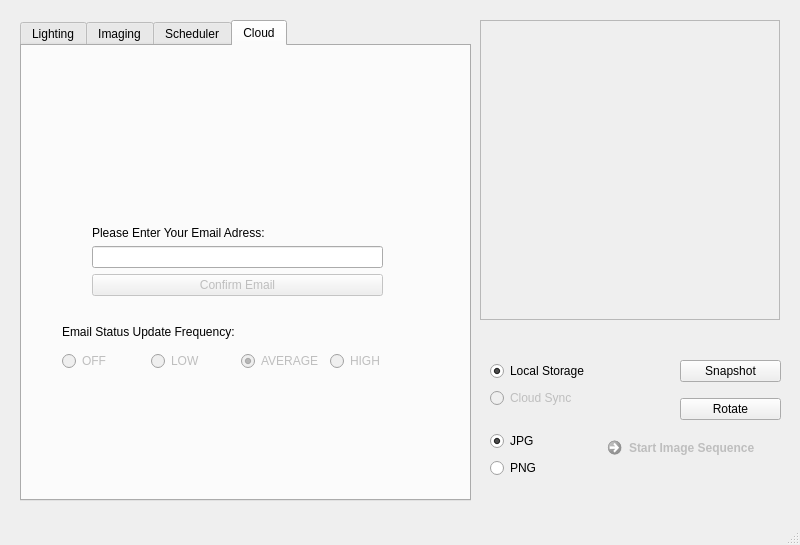
First picture: the form in _ui/FlashLapse_CP.ui, repository CoSE-Jerry/Flashlapse_NEO, before the edit.
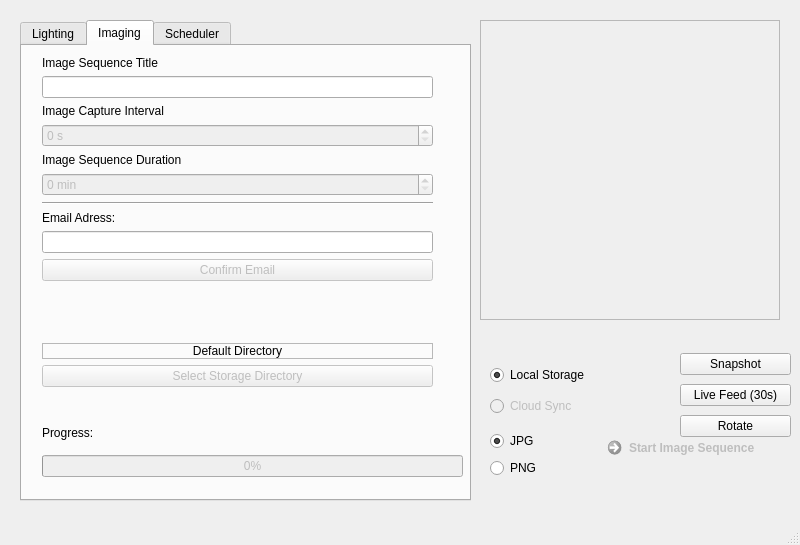
Second picture: the form after the edit. The open tabs and pages were chosen to show the change. Icons and pictures are not drawn.

Patch:
```diff
--- a/_ui/FlashLapse_CP.ui
+++ b/_ui/FlashLapse_CP.ui
@@ -710,6 +710,39 @@
            </property>
           </widget>
          </item>
+         <item>
+          <spacer name="verticalSpacer_2">
+           <property name="orientation">
+            <enum>Qt::Vertical</enum>
+           </property>
+           <property name="sizeHint" stdset="0">
+            <size>
+             <width>20</width>
+             <height>40</height>
+            </size>
+           </property>
+          </spacer>
+         </item>
+         <item>
+          <widget class="QLabel" name="Dropbox_Email_Prompt">
+           <property name="text">
+            <string>Email Adress: </string>
+           </property>
+          </widget>
+         </item>
+         <item>
+          <widget class="QLineEdit" name="Dropbox_Email"/>
+         </item>
+         <item>
+          <widget class="QPushButton" name="Dropbox_Confirm">
+           <property name="enabled">
+            <bool>false</bool>
+           </property>
+           <property name="text">
+            <string>Confirm Email</string>
+           </property>
+          </widget>
+         </item>
          <item>
           <spacer name="verticalSpacer">
            <property name="orientation">
@@ -738,7 +771,7 @@
             <enum>QFrame::Raised</enum>
            </property>
            <property name="text">
-            <string>Storage Directory Not Selected</string>
+            <string>Default Directory</string>
            </property>
            <property name="alignment">
             <set>Qt::AlignCenter</set>
@@ -760,22 +793,15 @@
          </item>
         </layout>
        </item>
-       <item>
-        <widget class="QPushButton" name="Live_Feed">
-         <property name="text">
-          <string>Start Live Feed (30s)</string>
-         </property>
-        </widget>
-       </item>
       </layout>
      </widget>
      <widget class="QWidget" name="layoutWidget">
       <property name="geometry">
        <rect>
-        <x>10</x>
-        <y>340</y>
-        <width>411</width>
-        <height>51</height>
+        <x>20</x>
+        <y>370</y>
+        <width>421</width>
+        <height>61</height>
        </rect>
       </property>
       <layout class="QVBoxLayout" name="verticalLayout_6">
@@ -1176,149 +1202,6 @@
       </property>
      </widget>
     </widget>
-    <widget class="QWidget" name="Cloud">
-     <attribute name="title">
-      <string>Cloud</string>
-     </attribute>
-     <widget class="QWidget" name="horizontalLayoutWidget">
-      <property name="geometry">
-       <rect>
-        <x>40</x>
-        <y>300</y>
-        <width>351</width>
-        <height>31</height>
-       </rect>
-      </property>
-      <layout class="QHBoxLayout" name="horizontalLayout_6">
-       <item>
-        <widget class="QRadioButton" name="Frequency_Off">
-         <property name="enabled">
-          <bool>false</bool>
-         </property>
-         <property name="text">
-          <string>OFF</string>
-         </property>
-         <property name="checkable">
-          <bool>true</bool>
-         </property>
-         <property name="checked">
-          <bool>false</bool>
-         </property>
-        </widget>
-       </item>
-       <item>
-        <widget class="QRadioButton" name="Frequency_Low">
-         <property name="enabled">
-          <bool>false</bool>
-         </property>
-         <property name="text">
-          <string>LOW</string>
-         </property>
-        </widget>
-       </item>
-       <item>
-        <widget class="QRadioButton" name="Frequency_Average">
-         <property name="enabled">
-          <bool>false</bool>
-         </property>
-         <property name="text">
-          <string>AVERAGE</string>
-         </property>
-         <property name="checked">
-          <bool>true</bool>
-         </property>
-        </widget>
-       </item>
-       <item>
-        <widget class="QRadioButton" name="Frequency_High">
-         <property name="enabled">
-          <bool>false</bool>
-         </property>
-         <property name="text">
-          <string>HIGH</string>
-         </property>
-        </widget>
-       </item>
-      </layout>
-     </widget>
-     <widget class="QLabel" name="Email_Update_Prompt">
-      <property name="geometry">
-       <rect>
-        <x>40</x>
-        <y>270</y>
-        <width>221</width>
-        <height>31</height>
-       </rect>
-      </property>
-      <property name="text">
-       <string>Email Status Update Frequency:</string>
-      </property>
-     </widget>
-     <widget class="QLabel" name="label">
-      <property name="geometry">
-       <rect>
-        <x>80</x>
-        <y>50</y>
-        <width>271</width>
-        <height>140</height>
-       </rect>
-      </property>
-      <property name="text">
-       <string/>
-      </property>
-      <property name="pixmap">
-       <pixmap>../_image/dropbox_logo.png</pixmap>
-      </property>
-      <property name="scaledContents">
-       <bool>true</bool>
-      </property>
-     </widget>
-     <widget class="QWidget" name="verticalLayoutWidget_2">
-      <property name="geometry">
-       <rect>
-        <x>70</x>
-        <y>170</y>
-        <width>291</width>
-        <height>80</height>
-       </rect>
-      </property>
-      <layout class="QVBoxLayout" name="verticalLayout_9">
-       <item>
-        <spacer name="verticalSpacer_2">
-         <property name="orientation">
-          <enum>Qt::Vertical</enum>
-         </property>
-         <property name="sizeHint" stdset="0">
-          <size>
-           <width>20</width>
-           <height>40</height>
-          </size>
-         </property>
-        </spacer>
-       </item>
-       <item>
-        <widget class="QLabel" name="Dropbox_Email_Prompt">
-         <property name="text">
-          <string>Please Enter Your Email Adress: </string>
-         </property>
-        </widget>
-       </item>
-       <item>
-        <widget class="QLineEdit" name="Dropbox_Email"/>
-       </item>
-       <item>
-        <widget class="QPushButton" name="Dropbox_Confirm">
-         <property name="enabled">
-          <bool>false</bool>
-         </property>
-         <property name="text">
-          <string>Confirm Email</string>
-         </property>
-        </widget>
-       </item>
-      </layout>
-     </widget>
-    </widget>
    </widget>
    <widget class="QCommandLinkButton" name="Start_Imaging">
     <property name="enabled">
@@ -1355,7 +1238,7 @@
       <x>490</x>
       <y>360</y>
       <width>121</width>
-      <height>51</height>
+      <height>61</height>
      </rect>
     </property>
     <layout class="QVBoxLayout" name="verticalLayout_12">
@@ -1386,8 +1269,8 @@
      <rect>
       <x>680</x>
       <y>350</y>
-      <width>101</width>
-      <height>80</height>
+      <width>111</width>
+      <height>91</height>
      </rect>
     </property>
     <layout class="QVBoxLayout" name="verticalLayout_13">
@@ -1401,6 +1284,13 @@
        </property>
       </widget>
      </item>
+     <item>
+      <widget class="QPushButton" name="Live_Feed">
+       <property name="text">
+        <string>Live Feed (30s)</string>
+       </property>
+      </widget>
+     </item>
      <item>
       <widget class="QPushButton" name="Rotate">
        <property name="text">
```
Left out of the diff: 45 changed lines with no effect on the pictures.
